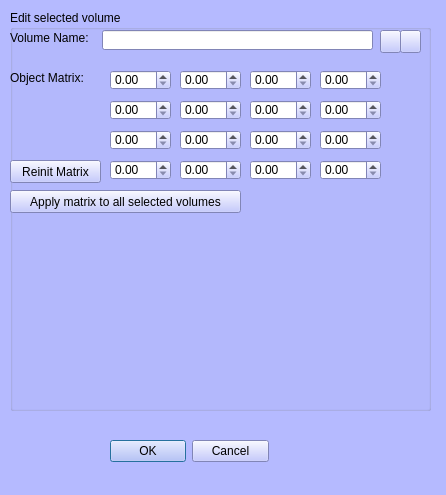
Old version of the form MorphoDig/Qt/mqEditVolumeDialog.ui in the repository morphomuseum/MorphoDig.
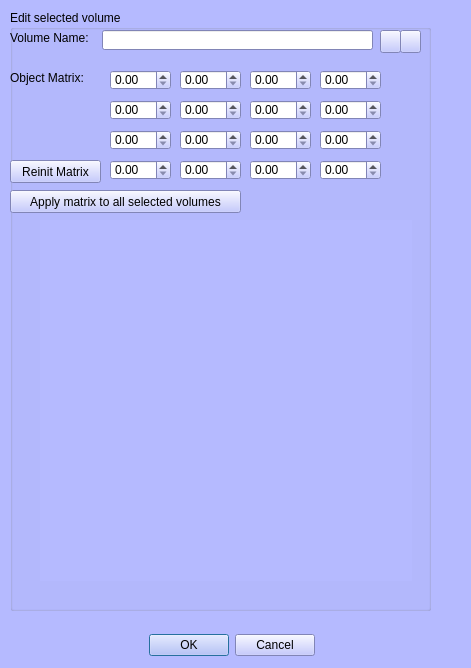
New version of the form. Icons and pictures are not drawn.

```diff
--- a/MorphoDig/Qt/mqEditVolumeDialog.ui
+++ b/MorphoDig/Qt/mqEditVolumeDialog.ui
@@ -6,8 +6,8 @@
    <rect>
     <x>0</x>
     <y>0</y>
-    <width>446</width>
-    <height>495</height>
+    <width>471</width>
+    <height>668</height>
    </rect>
   </property>
   <property name="palette">
@@ -458,13 +458,24 @@
   <widget class="QWidget" name="layoutWidget">
    <property name="geometry">
     <rect>
-     <x>110</x>
-     <y>440</y>
-     <width>161</width>
-     <height>25</height>
+     <x>120</x>
+     <y>630</y>
+     <width>195</width>
+     <height>30</height>
     </rect>
    </property>
-   <layout class="QHBoxLayout" name="horizontalLayout_2"/>
+   <layout class="QHBoxLayout" name="horizontalLayout_2">
+    <item>
+     <widget class="QDialogButtonBox" name="buttonBox">
+      <property name="orientation">
+       <enum>Qt::Horizontal</enum>
+      </property>
+      <property name="standardButtons">
+       <set>QDialogButtonBox::Cancel|QDialogButtonBox::Ok</set>
+      </property>
+     </widget>
+    </item>
+   </layout>
   </widget>
   <widget class="QGroupBox" name="groupBox">
    <property name="geometry">
@@ -472,7 +483,7 @@
      <x>10</x>
      <y>10</y>
      <width>421</width>
-     <height>401</height>
+     <height>601</height>
     </rect>
    </property>
    <property name="title">
@@ -736,22 +747,65 @@
      <string>Apply matrix to all selected volumes</string>
     </property>
    </widget>
-  </widget>
-  <widget class="QDialogButtonBox" name="buttonBox">
-   <property name="geometry">
-    <rect>
-     <x>110</x>
-     <y>440</y>
-     <width>159</width>
-     <height>23</height>
-    </rect>
-   </property>
-   <property name="orientation">
-    <enum>Qt::Horizontal</enum>
-   </property>
-   <property name="standardButtons">
-    <set>QDialogButtonBox::Cancel|QDialogButtonBox::Ok</set>
-   </property>
+   <widget class="QScrollArea" name="scrollArea">
+    <property name="geometry">
+     <rect>
+      <x>30</x>
+      <y>210</y>
+      <width>372</width>
+      <height>361</height>
+     </rect>
+    </property>
+    <property name="frameShape">
+     <enum>QFrame::NoFrame</enum>
+    </property>
+    <property name="frameShadow">
+     <enum>QFrame::Plain</enum>
+    </property>
+    <property name="widgetResizable">
+     <bool>true</bool>
+    </property>
+    <widget class="QWidget" name="scrollAreaWidgetContents">
+     <property name="geometry">
+      <rect>
+       <x>0</x>
+       <y>0</y>
+       <width>372</width>
+       <height>361</height>
+      </rect>
+     </property>
+     <layout class="QVBoxLayout" name="ScrollAreaLayout" stretch="0">
+      <property name="leftMargin">
+       <number>0</number>
+      </property>
+      <property name="topMargin">
+       <number>0</number>
+      </property>
+      <property name="rightMargin">
+       <number>0</number>
+      </property>
+      <property name="bottomMargin">
+       <number>0</number>
+      </property>
+      <item>
+       <widget class="QFrame" name="PropertiesFrame">
+        <property name="sizePolicy">
+         <sizepolicy hsizetype="Preferred" vsizetype="Preferred">
+          <horstretch>0</horstretch>
+          <verstretch>0</verstretch>
+         </sizepolicy>
+        </property>
+        <property name="frameShape">
+         <enum>QFrame::NoFrame</enum>
+        </property>
+        <property name="frameShadow">
+         <enum>QFrame::Plain</enum>
+        </property>
+       </widget>
+      </item>
+     </layout>
+    </widget>
+   </widget>
   </widget>
  </widget>
  <resources>
```
